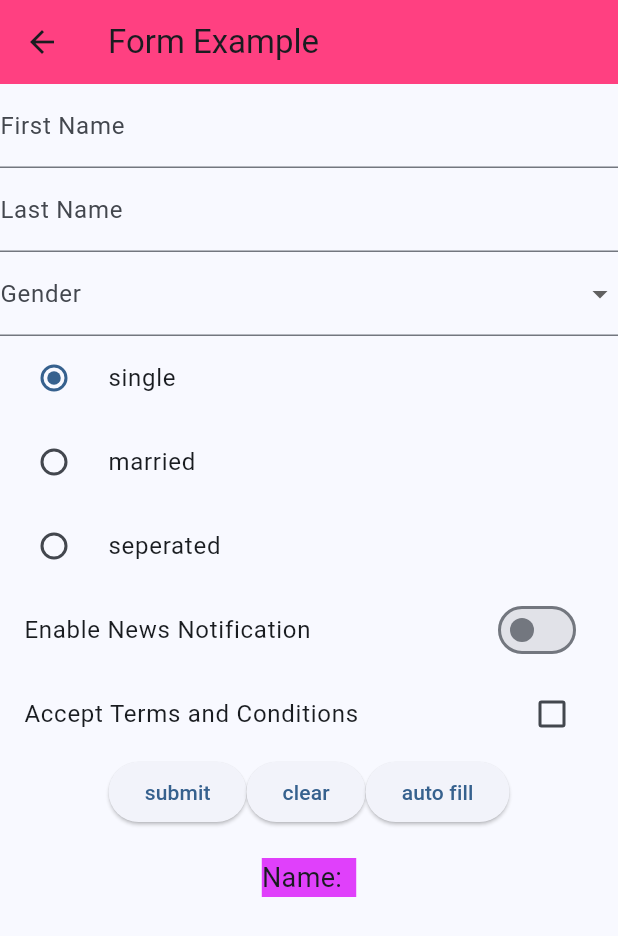
After one commit to Riandec/first-mobile-app, a Flutter app: the FormExample screen opened directly, on a phone screen of 412 x 824 dp. The commit adds this screen. Shown: the top 936 px of the screen. Run offline on Flutter 3.47's test engine with Material 3 defaults, Android fonts, the phone set to English and light mode, and no system bars.

Commit message:
update week4

```diff
--- a/lib/main.dart
+++ b/lib/main.dart
@@ -1,8 +1,10 @@
-import 'package:first_application/navigation/second_page.dart';
 import 'package:flutter/material.dart';
 import 'package:first_application/week2.dart';
 import 'package:first_application/week3.dart';
+import 'package:first_application/week4.dart';
 import 'package:first_application/navigation/first_page.dart';
+import 'package:first_application/navigation/second_page.dart';
+import 'package:first_application/api/api_example.dart';
 
 void main() {
   runApp(const MyApp());
@@ -30,7 +32,7 @@ class MyApp extends StatelessWidget {
       },
       // If you use 'home', do not use 'initialRoute', its overlap
       */
-      home: FirstPage(),
+      home: ApiExample(),
     );
   }
 }
--- /dev/null
+++ b/lib/week4.dart
@@ -0,0 +1,334 @@
+import 'package:flutter/material.dart';
+
+class FormExample extends StatefulWidget {
+  const FormExample({super.key});
+
+  @override
+  State<FormExample> createState() => _FormExampleState();
+}
+
+class _FormExampleState extends State<FormExample> {
+  String firstName = '';
+  String lastName = '';
+  final GlobalKey<FormState> _formKey = GlobalKey<FormState>();
+  final TextEditingController _firstNameController = TextEditingController();
+  final TextEditingController _lastNameController = TextEditingController();
+  String? selectGender;
+  bool _isChecked = false;
+  String? _marriedStatus = 'single';
+  bool? _isSwitched = false;
+
+  @override
+  Widget build(BuildContext context) {
+    return Scaffold(
+      appBar: AppBar(
+        title: Text('Form Example'),
+        backgroundColor: Colors.pinkAccent,
+      ),
+      body: Form(
+        key: _formKey,
+        child: Column(
+          children: [
+            // first name
+            TextFormField(
+              controller: _firstNameController,
+              decoration: const InputDecoration(labelText: 'First Name'),
+              onChanged: (value) {
+                setState(() {
+                  firstName = value;
+                });
+              },
+              validator: (String? value) {
+                if (value == null || value.isEmpty) {
+                  return 'Please enter your first name';
+                }
+                return null;
+              },
+            ),
+            // last name
+            TextFormField(
+              controller: _lastNameController,
+              decoration: const InputDecoration(labelText: 'Last Name'),
+              onChanged: (value) {
+                setState(() {
+                  lastName = value;
+                });
+              },
+              validator: (String? value) {
+                if (value == null || value.isEmpty) {
+                  return 'Please enter your last name';
+                }
+                return null;
+              },
+            ),
+            // gender
+            DropdownButtonFormField(
+              decoration: const InputDecoration(labelText: 'Gender'),
+              value: selectGender,
+              items: ['male', 'female', 'other']
+                  .map(
+                    (String item) =>
+                        DropdownMenuItem(value: item, child: Text(item)),
+                  )
+                  .toList(),
+              onChanged: (String? value) {
+                setState(() {
+                  selectGender = value;
+                });
+              },
+            ),
+            // married status
+            Column(
+              children: [
+                RadioListTile(
+                  title: const Text('single'),
+                  value: 'single',
+                  groupValue: _marriedStatus,
+                  onChanged: (String? value){
+                    setState(() {
+                      _marriedStatus = value.toString();
+                    });
+                  },
+                ),
+                RadioListTile(
+                  title: const Text('married'),
+                  value: 'married',
+                  groupValue: _marriedStatus,
+                  onChanged: (String? value){
+                    setState(() {
+                      _marriedStatus = value.toString();
+                    });
+                  },
+                ),
+                RadioListTile(
+                  title: const Text('seperated'),
+                  value: 'separated',
+                  groupValue: _marriedStatus,
+                  onChanged: (String? value){
+                    setState(() {
+                      _marriedStatus = value.toString();
+                    });
+                  },
+                ),
+              ],
+            ),
+            // receive news
+            SwitchListTile(
+              title: Text('Enable News Notification'),
+              activeColor: Colors.purpleAccent,
+              value: _isSwitched!,
+              onChanged: (bool value){
+                setState(() {
+                  _isSwitched = value;
+                });
+              }
+            ),
+            // accept terms
+            CheckboxListTile(
+              title: Text('Accept Terms and Conditions'),
+              activeColor: Colors.purpleAccent,
+              value: _isChecked,
+              onChanged: (bool? value){
+                setState(() {
+                  _isChecked = value!;
+                });
+              },
+            ),
+
+            // button
+            Row(
+              mainAxisAlignment: MainAxisAlignment.center,
+              children: [
+                ElevatedButton(
+                  onPressed: () {
+                    if (_formKey.currentState!.validate()) {
+                      print('First Name: ${_firstNameController.text}');
+                      print('Last Name: ${_lastNameController.text}');
+                    }
+                  },
+                  child: Text('submit'),
+                ),
+                ElevatedButton(
+                  onPressed: () {
+                    _firstNameController.clear();
+                    _lastNameController.clear();
+                  },
+                  child: Text('clear'),
+                ),
+                ElevatedButton(
+                  onPressed: () {
+                    _firstNameController.text = 'Dev';
+                    _lastNameController.text = 'Shubert';
+                  },
+                  child: Text('auto fill'),
+                ),
+              ],
+            ),
+            SizedBox(height: 20),
+            Container(
+              color: Colors.purpleAccent,
+              child: Text(
+                'Name: $firstName $lastName',
+                style: TextStyle(fontSize: 18),
+              ),
+            ),
+          ],
+        ),
+      ),
+    );
+  }
+}
+
+// Exercise I
+class FormExercise extends StatefulWidget {
+  const FormExercise({super.key});
+
+  @override
+  State<FormExercise> createState() => _FormExerciseState();
+}
+
+class _FormExerciseState extends State<FormExercise> {
+  String fullName = '';
+  String email = '';
+  final GlobalKey<FormState> _formKey = GlobalKey<FormState>();
+  final TextEditingController _fullNameController = TextEditingController();
+  final TextEditingController _emailController = TextEditingController();
+  String? gender;
+  String? province;
+  bool _isChecked = false;
+
+  @override
+  Widget build(BuildContext context) {
+    return Scaffold(
+      appBar: AppBar(
+        title: Text('Registration Form'),
+      ),
+      body: Form(
+        key: _formKey,
+        child: Column(
+          children: [
+            // full name
+            TextFormField(
+              controller: _fullNameController,
+              decoration: const InputDecoration(labelText: 'Full Name'),
+              onChanged: (value) {
+                setState(() {
+                  fullName = value;
+                });
+              },
+              validator: (String? value) {
+                if (value == null || value.isEmpty) {
+                  return 'Please enter your full name';
+                }
+                return null;
+              },
+            ),
+            // email
+            TextFormField(
+              controller: _emailController,
+              decoration: const InputDecoration(labelText: 'Email'),
+              onChanged: (value) {
+                setState(() {
+                  email = value;
+                });
+              },
+              validator: (String? value) {
+                if (value == null || value.isEmpty) {
+                  return 'Please enter your email';
+                }
+                return null;
+              },
+            ),
+            // gender
+            Column(
+              crossAxisAlignment: CrossAxisAlignment.start,
+              children: [
+                Text('Gender'),
+                Row(
+                  children: [
+                    Expanded(
+                      child:
+                      RadioListTile(
+                        title: const Text('Male'),
+                        value: 'Male',
+                        groupValue: gender,
+                        onChanged: (String? value){
+                          setState(() {
+                              gender = value.toString();
+                          });
+                        },
+                      ),
+                    ),
+
+                    Expanded(
+                      child:
+                      RadioListTile(
+                        title: const Text('Female'),
+                        value: 'Female',
+                        groupValue: gender,
+                        onChanged: (String? value){
+                          setState(() {
+                              gender = value.toString();
+                          });
+                        },
+                      ),
+                    ),
+                  ],
+                ),
+              ],
+            ),
+            // province
+            DropdownButtonFormField(
+              decoration: const InputDecoration(labelText: 'Province'),
+              value: province,
+              items: ['Bangkok', 'Chiang Mai', 'Phuket', 'Khon Kaen']
+                  .map(
+                    (String item) =>
+                        DropdownMenuItem(value: item, child: Text(item)),
+                  )
+                  .toList(),
+              onChanged: (String? value) {
+                setState(() {
+                  province = value;
+                });
+              },
+              validator: (String? value) {
+                if (value == null || value.isEmpty) {
+                  return 'Please enter your province';
+                }
+                return null;
+              },
+            ),
+            // accept terms
+            CheckboxListTile(
+              title: Text('Accept Terms and Conditions'),
+              value: _isChecked,
+              onChanged: (bool? value){
+                setState(() {
+                  _isChecked = value!;
+                });
+              },
+            ),
+
+            // button
+            Row(
+              mainAxisAlignment: MainAxisAlignment.center,
+              children: [
+                ElevatedButton(
+                  onPressed: (){
+                    if (_formKey.currentState!.validate()) {
+                      print('Success');
+                      print('Full Name: ${_fullNameController.text}');
+                      print('Email: ${_emailController.text}');
+                    }
+                  },
+                  child: Text('Submit'),
+                ),
+              ],
+            ),
+          ],
+        ),
+      ),
+    );
+  }
+}
--- a/pubspec.yaml
+++ b/pubspec.yaml
@@ -34,6 +34,7 @@ dependencies:
   # The following adds the Cupertino Icons font to your application.
   # Use with the CupertinoIcons class for iOS style icons.
   cupertino_icons: ^1.0.8
+  http: ^1.5.0
 
 dev_dependencies:
   flutter_test:
```
Also changed, not shown: lib/api/api_example.dart (added, +20 -0 lines), lib/models/user.dart (added), pubspec.lock.
